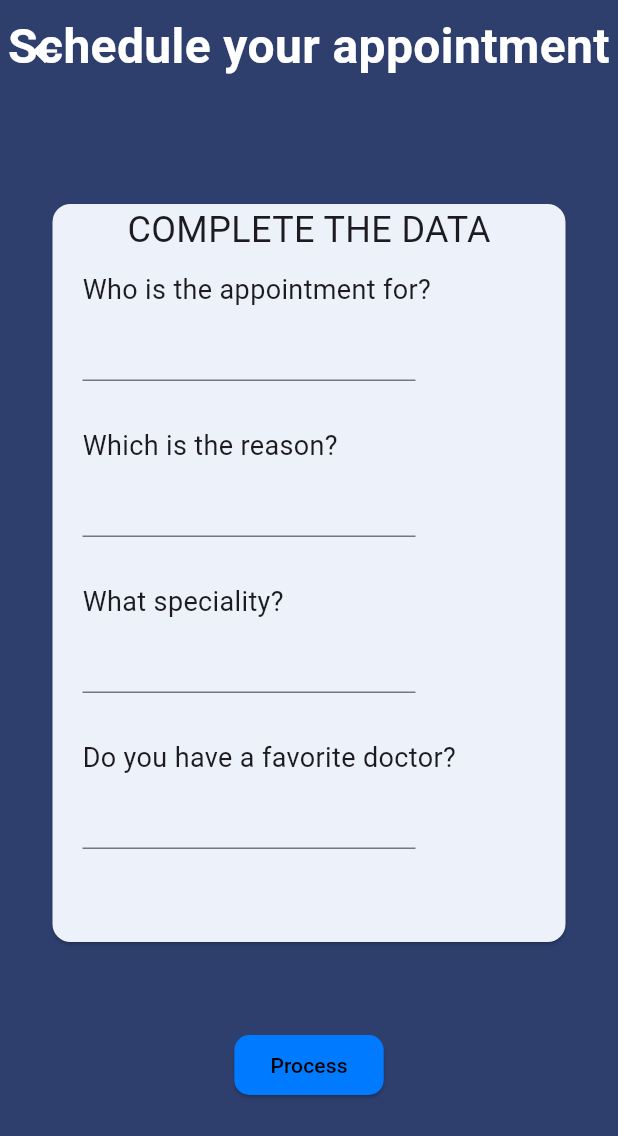
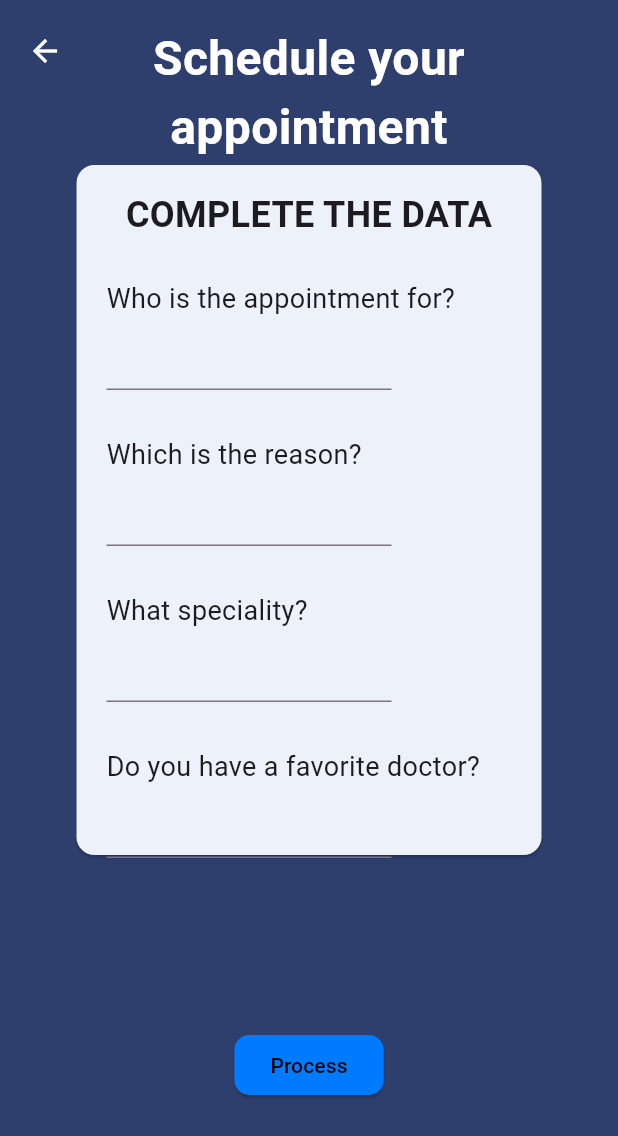
Before and after one commit to MedSolutions-SW65/MedSystemFlutter, a Flutter app: the screen it shows after launch, after a tap on "Schedule an appointment", on a phone screen of 412 x 824 dp. Shown: the top 1136 px of the screen. Run offline on Flutter 3.47's test engine with Material 3 defaults, Android fonts, the phone set to English and light mode, and no system bars; our stand-ins replace flutter_bloc, google_nav_bar, table_calendar; network calls fail.

Commit message:
fix: fixed items positions

```diff
--- a/medsystem_app/lib/presentation/appointments/appointment_page.dart
+++ b/medsystem_app/lib/presentation/appointments/appointment_page.dart
@@ -23,24 +23,37 @@ class _AppointmentPageState extends State<AppointmentPage> {
   Widget build(BuildContext context) {
     return Scaffold(
       backgroundColor: const Color(0xFF2E3F6E),
-      body: Stack(children: [
+      body: Stack(
+        children: [
           const Padding(
-          padding: EdgeInsets.only(left: 100),
+            padding: EdgeInsets.only(
+                top: 16.0), // Espacio adicional en la parte superior
             child: Column(
+              crossAxisAlignment: CrossAxisAlignment.stretch,
               children: [
-                  Text(
+                Padding(
+                  padding: EdgeInsets.symmetric(
+                      horizontal: 16.0), // Espacio alrededor del título
+                  child: Text(
                     'Appointment Search',
                     style: TextStyle(
                       fontWeight: FontWeight.bold,
                       fontSize: 32,
-                        color: Colors.white),
+                      color: Colors.white,
+                    ),
                     textAlign: TextAlign.center,
                   ),
+                ),
                 Padding(
-                    padding: EdgeInsets.only(top: 8.0),
+                  padding: EdgeInsets.symmetric(
+                      horizontal: 16.0,
+                      vertical: 8.0), // Espacio alrededor del subtítulo
                   child: Text(
                     'My next appointments',
-                      style: TextStyle(fontSize: 24, color: Colors.white),
+                    style: TextStyle(
+                      fontSize: 24,
+                      color: Colors.white,
+                    ),
                     textAlign: TextAlign.center,
                   ),
                 ),
@@ -59,8 +72,8 @@ class _AppointmentPageState extends State<AppointmentPage> {
                     } else if (state is AppointmentsLoadedState) {
                       if (state.appointments.isEmpty) {
                         return const Padding(
-                        padding:
-                            EdgeInsets.only(left: 10.0, right: 10.0, bottom: 40),
+                          padding: EdgeInsets.only(
+                              left: 10.0, right: 10.0, bottom: 40),
                           child: Card(
                             color: Color(0xFFEDF2FA),
                             child: Column(
@@ -74,15 +87,20 @@ class _AppointmentPageState extends State<AppointmentPage> {
                                 ),
                                 Padding(
                                   padding: EdgeInsets.only(top: 70.0),
-                                  child:
-                                      Text('You dont have appointments booked')),
+                                  child: Text(
+                                      'You don\'t have appointments booked'),
+                                ),
                                 Padding(
                                   padding: EdgeInsets.only(
-                                      top: 8.0, left: 15, right: 15, bottom: 10),
+                                      top: 8.0,
+                                      left: 15,
+                                      right: 15,
+                                      bottom: 10),
                                   child: Text(
                                     'Schedule a Medical Appointment or Service with us',
                                     textAlign: TextAlign.end,
-                                  )),
+                                  ),
+                                ),
                               ],
                             ),
                           ),
@@ -96,8 +114,10 @@ class _AppointmentPageState extends State<AppointmentPage> {
                               color: const Color(0xFFEDF2FA),
                               child: Column(
                                 children: [
-                                Text(state.appointments[index].doctorId.toString()),
-                                Text(state.appointments[index].patientId.toString()),
+                                  Text(state.appointments[index].doctorId
+                                      .toString()),
+                                  Text(state.appointments[index].patientId
+                                      .toString()),
                                   Text(state.appointments[index].date),
                                   Text(state.appointments[index].reason),
                                   Text(state.appointments[index].specialty),
@@ -123,7 +143,8 @@ class _AppointmentPageState extends State<AppointmentPage> {
                         context,
                         MaterialPageRoute(
                           builder: (context) =>
-                              const AppointmentSchedulingScreen()),
+                              const AppointmentSchedulingScreen(),
+                        ),
                       );
                     },
                     style: ElevatedButton.styleFrom(
@@ -140,10 +161,9 @@ class _AppointmentPageState extends State<AppointmentPage> {
                 ),
               ],
             ),
-
           ),
-
-      ]),
+        ],
+      ),
     );
   }
 }
--- a/medsystem_app/lib/presentation/appointments/appointment_scheduling_screen.dart
+++ b/medsystem_app/lib/presentation/appointments/appointment_scheduling_screen.dart
@@ -5,30 +5,53 @@ class AppointmentSchedulingScreen extends StatefulWidget {
   const AppointmentSchedulingScreen({super.key});
 
   @override
-  State<AppointmentSchedulingScreen> createState() => _AppointmentSchedulingScreenState();
+  State<AppointmentSchedulingScreen> createState() =>
+      _AppointmentSchedulingScreenState();
 }
 
-class _AppointmentSchedulingScreenState extends State<AppointmentSchedulingScreen> {
-
+class _AppointmentSchedulingScreenState
+    extends State<AppointmentSchedulingScreen> {
   @override
   Widget build(BuildContext context) {
     return Scaffold(
       backgroundColor: const Color(0xFF2E3F6E),
-      body: Stack(
+      body: Column(
+        children: [
+          Expanded(
+            child: SingleChildScrollView(
+              child: Stack(
                 children: [
                   const Padding(
-            padding: EdgeInsets.only(top: 8.0),
+                    padding: EdgeInsets.only(
+                        top: 16.0), // Espacio adicional en la parte superior
                     child: Column(
                       crossAxisAlignment: CrossAxisAlignment.stretch,
                       children: [
-                Text(
-                  'Schedule your appointment',
+                        Padding(
+                          padding: EdgeInsets.symmetric(
+                              horizontal: 16.0), // Espacio alrededor del título
+                          child: Text(
+                            'Schedule your',
                             style: TextStyle(
                               fontWeight: FontWeight.bold,
                               fontSize: 32,
                               color: Colors.white,
                             ),
                             textAlign: TextAlign.center,
+                          ),
+                        ),
+                        Padding(
+                          padding: EdgeInsets.symmetric(
+                              horizontal: 16.0), // Espacio alrededor del título
+                          child: Text(
+                            'appointment',
+                            style: TextStyle(
+                              fontWeight: FontWeight.bold,
+                              fontSize: 32,
+                              color: Colors.white,
+                            ),
+                            textAlign: TextAlign.center,
+                          ),
                         ),
                       ],
                     ),
@@ -49,17 +72,25 @@ class _AppointmentSchedulingScreenState extends State<AppointmentSchedulingScree
                       child: SizedBox(
                         width: 350,
                         height: 500,
-                child: const Card(
+                        child: Padding(
+                          padding: EdgeInsets.all(
+                              16.0), // Espacio alrededor de la Card
+                          child: Card(
                             color: Color(0xFFEDF2FA),
                             child: Column(
                               crossAxisAlignment: CrossAxisAlignment.start,
                               children: [
                                 Align(
                                   alignment: Alignment.center,
+                                  child: Padding(
+                                    padding: EdgeInsets.all(
+                                        16.0), // Espacio alrededor del título de la Card
                                     child: Text(
                                       'COMPLETE THE DATA',
                                       style: TextStyle(
                                         fontSize: 24,
+                                        fontWeight: FontWeight.bold,
+                                      ),
                                     ),
                                   ),
                                 ),
@@ -74,9 +105,9 @@ class _AppointmentSchedulingScreenState extends State<AppointmentSchedulingScree
                                   ),
                                 ),
                                 Padding(
-                        padding: EdgeInsets.only(left: 20.0,right: 100.0, bottom: 20),
-                        child: TextField(
-                        ),
+                                  padding: EdgeInsets.only(
+                                      left: 20.0, right: 100.0, bottom: 20),
+                                  child: TextField(),
                                 ),
                                 SizedBox(height: 10),
                                 Padding(
@@ -89,7 +120,8 @@ class _AppointmentSchedulingScreenState extends State<AppointmentSchedulingScree
                                   ),
                                 ),
                                 Padding(
-                        padding: EdgeInsets.only(left: 20.0,right: 100.0, bottom: 20),
+                                  padding: EdgeInsets.only(
+                                      left: 20.0, right: 100.0, bottom: 20),
                                   child: TextField(),
                                 ),
                                 SizedBox(height: 10),
@@ -103,7 +135,8 @@ class _AppointmentSchedulingScreenState extends State<AppointmentSchedulingScree
                                   ),
                                 ),
                                 Padding(
-                        padding: EdgeInsets.only(left: 20.0,right: 100.0, bottom: 20),
+                                  padding: EdgeInsets.only(
+                                      left: 20.0, right: 100.0, bottom: 20),
                                   child: TextField(),
                                 ),
                                 SizedBox(height: 10),
@@ -117,7 +150,8 @@ class _AppointmentSchedulingScreenState extends State<AppointmentSchedulingScree
                                   ),
                                 ),
                                 Padding(
-                        padding: EdgeInsets.only(left: 20.0,right: 100.0, bottom: 20),
+                                  padding: EdgeInsets.only(
+                                      left: 20.0, right: 100.0, bottom: 20),
                                   child: TextField(),
                                 ),
                               ],
@@ -126,17 +160,19 @@ class _AppointmentSchedulingScreenState extends State<AppointmentSchedulingScree
                         ),
                       ),
                     ),
-          Align(
-            alignment: Alignment.bottomCenter,
-            child: Padding(
+                  ),
+                ],
+              ),
+            ),
+          ),
+          Padding(
             padding: const EdgeInsets.only(bottom: 90.0),
             child: ElevatedButton(
               onPressed: () {
                 Navigator.push(
                   context,
                   MaterialPageRoute(
-                      builder: (context) =>
-                        const DayOfAppointmentScreen(),
+                    builder: (context) => const DayOfAppointmentScreen(),
                   ),
                 );
               },
@@ -152,7 +188,6 @@ class _AppointmentSchedulingScreenState extends State<AppointmentSchedulingScree
               ),
             ),
           ),
-          ),
         ],
       ),
     );
```
Lines whose indentation alone changed are shown as unchanged.
